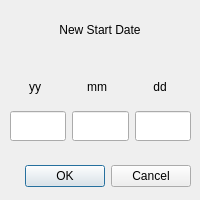
The window that date_dialog.ui (Romain96/M2S3_QualiteERP) describes before a commit, drawn with Qt 5.
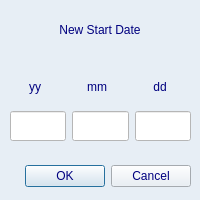
The same window after the commit.

Commit message: Upadate date_dialog and efficiency_dialog

What changed in the file:
```diff
--- a/date_dialog.ui
+++ b/date_dialog.ui
@@ -13,6 +13,16 @@
   <property name="windowTitle">
    <string>Dialog</string>
   </property>
+  <property name="styleSheet">
+   <string notr="true">*{background:rgb(231, 238, 245);
+color:rgb(0, 0, 127);
+
+}
+QMenuBar {
+background-color: black;
+color:white;
+}</string>
+  </property>
   <widget class="QDialogButtonBox" name="buttonBox">
    <property name="geometry">
     <rect>
@@ -87,6 +97,9 @@
         <height>30</height>
        </size>
       </property>
+      <property name="styleSheet">
+       <string notr="true">background-color:white;</string>
+      </property>
       <property name="alignment">
        <set>Qt::AlignCenter</set>
       </property>
@@ -106,6 +119,9 @@
         <height>30</height>
        </size>
       </property>
+      <property name="styleSheet">
+       <string notr="true">background-color:white;</string>
+      </property>
       <property name="alignment">
        <set>Qt::AlignCenter</set>
       </property>
@@ -125,6 +141,9 @@
         <height>30</height>
        </size>
       </property>
+      <property name="styleSheet">
+       <string notr="true">background-color:white;</string>
+      </property>
       <property name="alignment">
        <set>Qt::AlignCenter</set>
       </property>
```
The commit also changes 1 other file.
